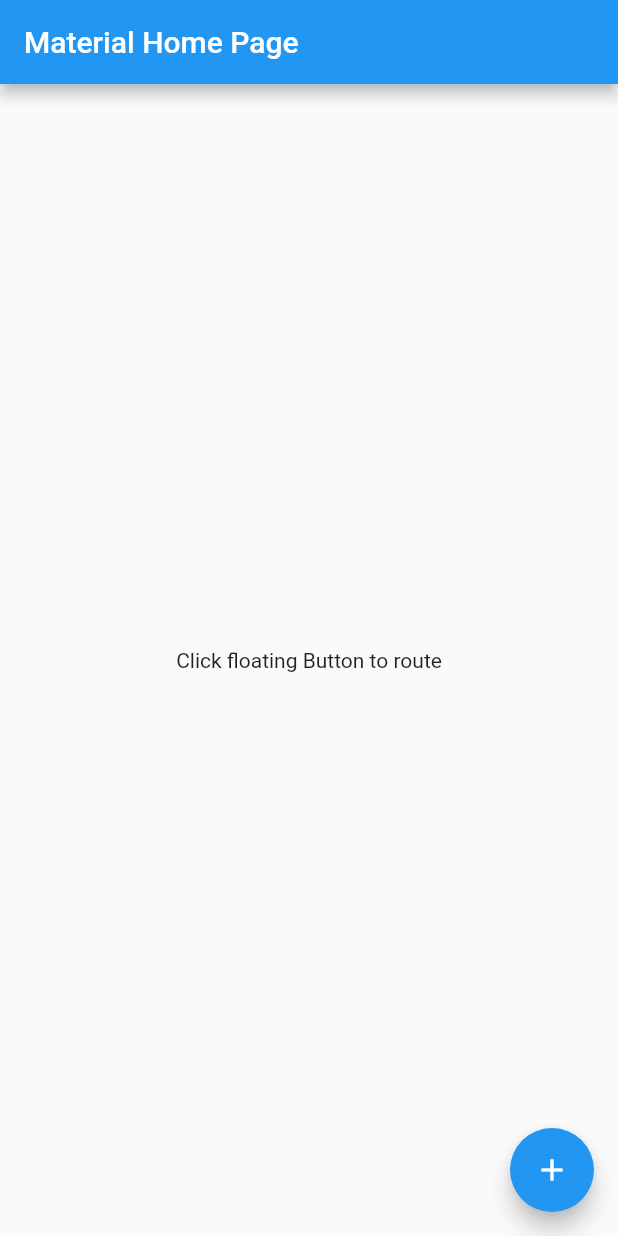
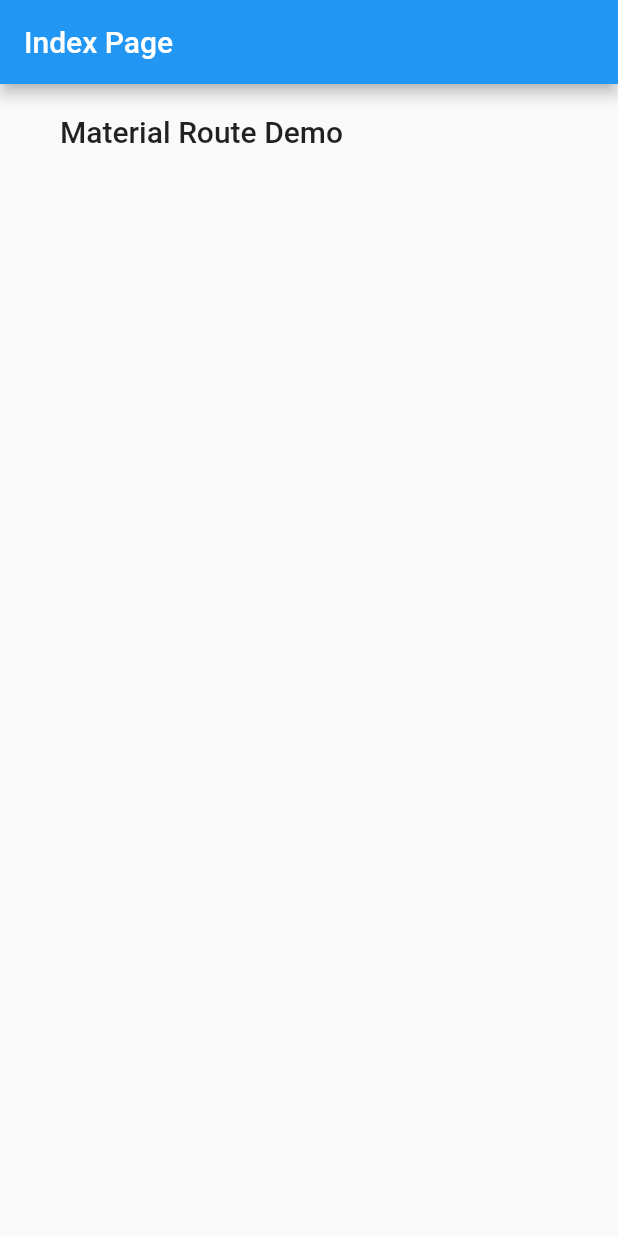
Before and after one commit to WIZOooo/FlutterDemo, a Flutter app: the screen it shows after launch, on a phone screen of 412 x 824 dp. Run offline on Flutter 3.47's test engine with Material 2 defaults, Android fonts, the phone set to English and light mode, and no system bars.

Commit message:
创建indexPage

```diff
--- /dev/null
+++ b/lib/index_page.dart
@@ -0,0 +1,65 @@
+import 'package:flutter/material.dart';
+import 'package:material_route_demo/material_route_demo/material_route_home_page.dart';
+
+final List<IndexPageItem> pageItemList = [
+  IndexPageItem(
+    itemName: 'Material Route Demo',
+    targetWidget: MaterialRouteHomePage(),
+  ),
+];
+
+class IndexPage extends StatelessWidget {
+  IndexPage({
+    Key? key,
+  }) : super(key: key);
+
+  @override
+  Widget build(BuildContext context) {
+    return Scaffold(
+      appBar: AppBar(
+        title: Text('Index Page'),
+      ),
+      body: ListView.separated(
+        padding: EdgeInsets.symmetric(horizontal: 20),
+        itemBuilder: (context, index) {
+          return pageItemList[index];
+        },
+        separatorBuilder: (context, index) => Container(
+          color: Colors.blueGrey,
+          height: 1,
+        ),
+        itemCount: pageItemList.length,
+      ),
+    );
+  }
+}
+
+class IndexPageItem extends StatelessWidget {
+  IndexPageItem({
+    Key? key,
+    required this.itemName,
+    required this.targetWidget,
+  }) : super(key: key);
+  final String itemName;
+  final Widget targetWidget;
+
+  @override
+  Widget build(BuildContext context) {
+    return GestureDetector(
+      onTap: () {
+        Navigator.of(context).push(
+          MaterialPageRoute(
+            builder: (context) => targetWidget,
+          ),
+        );
+      },
+      child: Container(
+        padding: EdgeInsets.symmetric(horizontal: 20, vertical: 20),
+        child: Text(
+          itemName,
+          style: Theme.of(context).textTheme.headline6,
+        ),
+      ),
+    );
+  }
+}
--- a/lib/main.dart
+++ b/lib/main.dart
@@ -1,5 +1,5 @@
 import 'package:flutter/material.dart';
-import 'package:material_route_demo/material_route_demo/material_route_home_page.dart';
+import 'package:material_route_demo/index_page.dart';
 
 void main() {
   runApp(MyApp());
@@ -19,7 +19,7 @@ class MyApp extends StatelessWidget {
           },
         ),
       ),
-      home: MaterialRouteHomePage(),
+      home: IndexPage(),
     );
   }
 }
```
